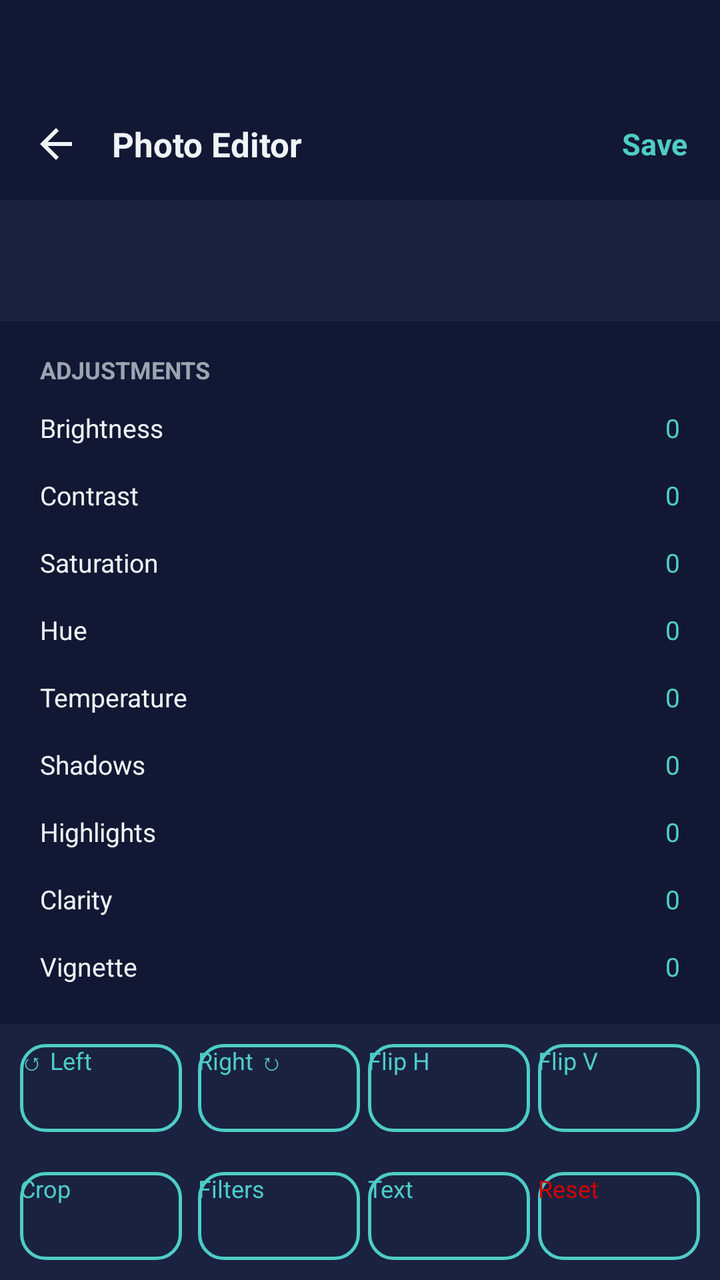
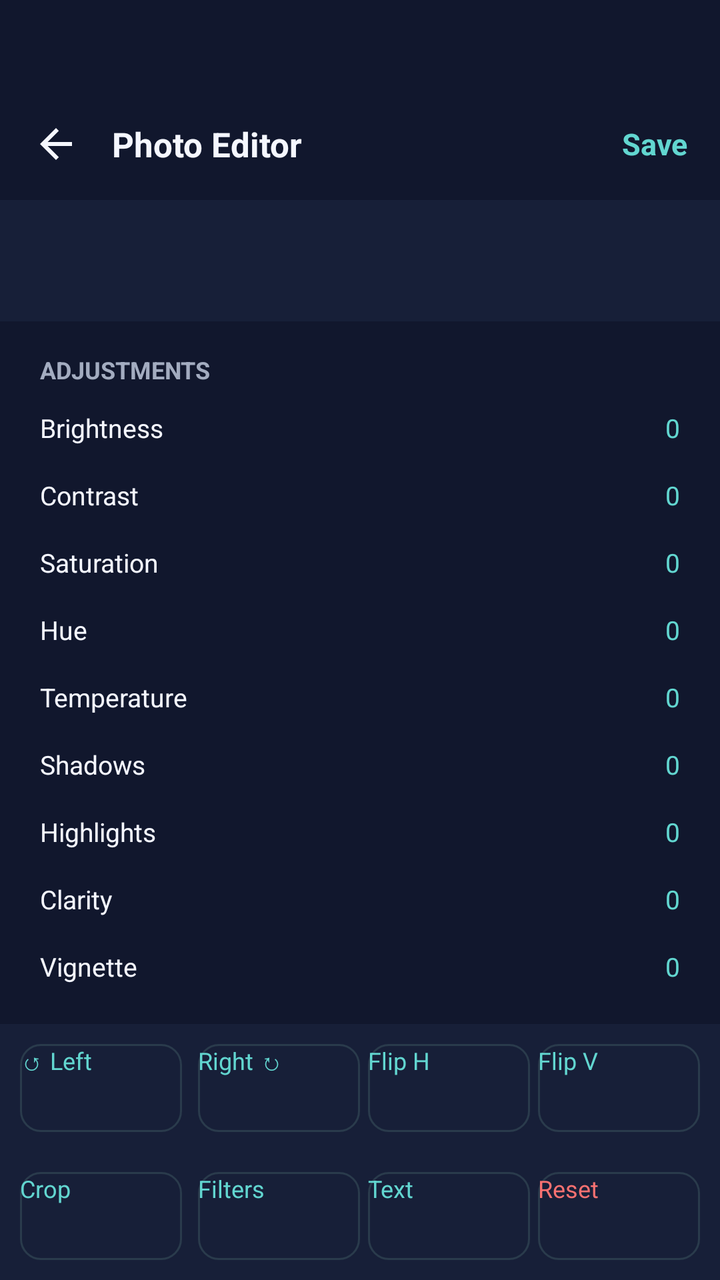

An Android layout rendered at two revisions. The XML below is the earlier revision; the diff shows what the commit changed to produce the second picture.
<!-- AndroidManifest.xml: application theme Theme.ArtrawFiles -->
<!-- res/layout/activity_image_editor.xml -->
<?xml version="1.0" encoding="utf-8"?>
<LinearLayout xmlns:android="http://schemas.android.com/apk/res/android"
    android:layout_width="match_parent"
    android:layout_height="match_parent"
    android:orientation="vertical"
    android:background="@color/aurora_background_deep">

    
    <LinearLayout
        android:layout_width="match_parent"
        android:layout_height="wrap_content"
        android:orientation="vertical"
        android:background="@color/aurora_background_surface">

        <View
            android:layout_width="match_parent"
            android:layout_height="44dp" />

        <RelativeLayout
            android:layout_width="match_parent"
            android:layout_height="56dp"
            android:paddingStart="8dp"
            android:paddingEnd="8dp">

            <ImageView
                android:id="@+id/btnEditorBack"
                android:layout_width="40dp"
                android:layout_height="40dp"
                android:layout_alignParentStart="true"
                android:layout_centerVertical="true"
                android:padding="8dp"
                android:background="@drawable/ripple_aurora"
                android:src="@drawable/ic_arrow_back"
                android:contentDescription="Back"
                android:tint="@color/aurora_text_primary" />

            <TextView
                android:layout_width="wrap_content"
                android:layout_height="wrap_content"
                android:layout_toEndOf="@id/btnEditorBack"
                android:layout_centerVertical="true"
                android:layout_marginStart="8dp"
                android:text="Photo Editor"
                android:textColor="@color/aurora_text_primary"
                android:textSize="17sp"
                android:textStyle="bold" />

            <TextView
                android:id="@+id/btnSave"
                android:layout_width="wrap_content"
                android:layout_height="wrap_content"
                android:layout_alignParentEnd="true"
                android:layout_centerVertical="true"
                android:padding="8dp"
                android:text="Save"
                android:textColor="@color/aurora_glow_teal"
                android:textSize="15sp"
                android:textStyle="bold" />
        </RelativeLayout>
    </LinearLayout>

    
    <ScrollView
        android:layout_width="match_parent"
        android:layout_height="0dp"
        android:layout_weight="1"
        android:fillViewport="true">

        <FrameLayout
            android:layout_width="match_parent"
            android:layout_height="wrap_content"
            android:background="@color/aurora_background_elevated"
            android:padding="8dp">

            <ImageView
                android:id="@+id/editorImageView"
                android:layout_width="match_parent"
                android:layout_height="wrap_content"
                android:adjustViewBounds="true"
                android:scaleType="fitCenter" />
        </FrameLayout>
    </ScrollView>

    
    <LinearLayout
        android:layout_width="match_parent"
        android:layout_height="wrap_content"
        android:orientation="vertical"
        android:background="@color/aurora_background_surface"
        android:padding="12dp">

        <TextView
            android:layout_width="match_parent"
            android:layout_height="wrap_content"
            android:text="Adjustments"
            android:textColor="@color/aurora_text_secondary"
            android:textSize="12sp"
            android:textStyle="bold"
            android:textAllCaps="true"
            android:paddingStart="8dp"
            android:paddingTop="4dp"
            android:paddingBottom="4dp" />

        
        <LinearLayout
            android:layout_width="match_parent"
            android:layout_height="wrap_content"
            android:orientation="horizontal"
            android:padding="8dp">

            <TextView
                android:layout_width="wrap_content"
                android:layout_height="wrap_content"
                android:text="Brightness"
                android:textColor="@color/aurora_text_primary"
                android:textSize="13sp"
                android:layout_gravity="center_vertical"
                android:layout_marginEnd="8dp" />

            <SeekBar
                android:id="@+id/sbBrightness"
                android:layout_width="0dp"
                android:layout_height="wrap_content"
                android:layout_weight="1"
                android:layout_gravity="center_vertical" />

            <TextView
                android:id="@+id/tvBrightnessVal"
                android:layout_width="wrap_content"
                android:layout_height="wrap_content"
                android:text="0"
                android:textColor="@color/aurora_glow_teal"
                android:textSize="13sp"
                android:layout_gravity="center_vertical"
                android:layout_marginStart="8dp" />
        </LinearLayout>

        <LinearLayout
            android:layout_width="match_parent"
            android:layout_height="wrap_content"
            android:orientation="horizontal"
            android:padding="8dp">

            <TextView
                android:layout_width="wrap_content"
                android:layout_height="wrap_content"
                android:text="Contrast"
                android:textColor="@color/aurora_text_primary"
                android:textSize="13sp"
                android:layout_gravity="center_vertical"
                android:layout_marginEnd="8dp" />

            <SeekBar
                android:id="@+id/sbContrast"
                android:layout_width="0dp"
                android:layout_height="wrap_content"
                android:layout_weight="1"
                android:layout_gravity="center_vertical" />

            <TextView
                android:id="@+id/tvContrastVal"
                android:layout_width="wrap_content"
                android:layout_height="wrap_content"
                android:text="0"
                android:textColor="@color/aurora_glow_teal"
                android:textSize="13sp"
                android:layout_gravity="center_vertical"
                android:layout_marginStart="8dp" />
        </LinearLayout>

        <LinearLayout
            android:layout_width="match_parent"
            android:layout_height="wrap_content"
            android:orientation="horizontal"
            android:padding="8dp">

            <TextView
                android:layout_width="wrap_content"
                android:layout_height="wrap_content"
                android:text="Saturation"
                android:textColor="@color/aurora_text_primary"
                android:textSize="13sp"
                android:layout_gravity="center_vertical"
                android:layout_marginEnd="8dp" />

            <SeekBar
                android:id="@+id/sbSaturation"
                android:layout_width="0dp"
                android:layout_height="wrap_content"
                android:layout_weight="1"
                android:layout_gravity="center_vertical" />

            <TextView
                android:id="@+id/tvSaturationVal"
                android:layout_width="wrap_content"
                android:layout_height="wrap_content"
                android:text="0"
                android:textColor="@color/aurora_glow_teal"
                android:textSize="13sp"
                android:layout_gravity="center_vertical"
                android:layout_marginStart="8dp" />
        </LinearLayout>

        <LinearLayout
            android:layout_width="match_parent"
            android:layout_height="wrap_content"
            android:orientation="horizontal"
            android:padding="8dp">

            <TextView
                android:layout_width="wrap_content"
                android:layout_height="wrap_content"
                android:text="Hue"
                android:textColor="@color/aurora_text_primary"
                android:textSize="13sp"
                android:layout_gravity="center_vertical"
                android:layout_marginEnd="8dp" />

            <SeekBar
                android:id="@+id/sbHue"
                android:layout_width="0dp"
                android:layout_height="wrap_content"
                android:layout_weight="1"
                android:layout_gravity="center_vertical" />

            <TextView
                android:id="@+id/tvHueVal"
                android:layout_width="wrap_content"
                android:layout_height="wrap_content"
                android:text="0"
                android:textColor="@color/aurora_glow_teal"
                android:textSize="13sp"
                android:layout_gravity="center_vertical"
                android:layout_marginStart="8dp" />
        </LinearLayout>

        <LinearLayout
            android:layout_width="match_parent"
            android:layout_height="wrap_content"
            android:orientation="horizontal"
            android:padding="8dp">

            <TextView
                android:layout_width="wrap_content"
                android:layout_height="wrap_content"
                android:text="Temperature"
                android:textColor="@color/aurora_text_primary"
                android:textSize="13sp"
                android:layout_gravity="center_vertical"
                android:layout_marginEnd="8dp" />

            <SeekBar
                android:id="@+id/sbTemperature"
                android:layout_width="0dp"
                android:layout_height="wrap_content"
                android:layout_weight="1"
                android:layout_gravity="center_vertical" />

            <TextView
                android:id="@+id/tvTemperatureVal"
                android:layout_width="wrap_content"
                android:layout_height="wrap_content"
                android:text="0"
                android:textColor="@color/aurora_glow_teal"
                android:textSize="13sp"
                android:layout_gravity="center_vertical"
                android:layout_marginStart="8dp" />
        </LinearLayout>

        <LinearLayout
            android:layout_width="match_parent"
            android:layout_height="wrap_content"
            android:orientation="horizontal"
            android:padding="8dp">

            <TextView
                android:layout_width="wrap_content"
                android:layout_height="wrap_content"
                android:text="Shadows"
                android:textColor="@color/aurora_text_primary"
                android:textSize="13sp"
                android:layout_gravity="center_vertical"
                android:layout_marginEnd="8dp" />

            <SeekBar
                android:id="@+id/sbShadows"
                android:layout_width="0dp"
                android:layout_height="wrap_content"
                android:layout_weight="1"
                android:layout_gravity="center_vertical" />

            <TextView
                android:id="@+id/tvShadowsVal"
                android:layout_width="wrap_content"
                android:layout_height="wrap_content"
                android:text="0"
                android:textColor="@color/aurora_glow_teal"
                android:textSize="13sp"
                android:layout_gravity="center_vertical"
                android:layout_marginStart="8dp" />
        </LinearLayout>

        <LinearLayout
            android:layout_width="match_parent"
            android:layout_height="wrap_content"
            android:orientation="horizontal"
            android:padding="8dp">

            <TextView
                android:layout_width="wrap_content"
                android:layout_height="wrap_content"
                android:text="Highlights"
                android:textColor="@color/aurora_text_primary"
                android:textSize="13sp"
                android:layout_gravity="center_vertical"
                android:layout_marginEnd="8dp" />

            <SeekBar
                android:id="@+id/sbHighlights"
                android:layout_width="0dp"
                android:layout_height="wrap_content"
                android:layout_weight="1"
                android:layout_gravity="center_vertical" />

            <TextView
                android:id="@+id/tvHighlightsVal"
                android:layout_width="wrap_content"
                android:layout_height="wrap_content"
                android:text="0"
                android:textColor="@color/aurora_glow_teal"
                android:textSize="13sp"
                android:layout_gravity="center_vertical"
                android:layout_marginStart="8dp" />
        </LinearLayout>

        <LinearLayout
            android:layout_width="match_parent"
            android:layout_height="wrap_content"
            android:orientation="horizontal"
            android:padding="8dp">

            <TextView
                android:layout_width="wrap_content"
                android:layout_height="wrap_content"
                android:text="Clarity"
                android:textColor="@color/aurora_text_primary"
                android:textSize="13sp"
                android:layout_gravity="center_vertical"
                android:layout_marginEnd="8dp" />

            <SeekBar
                android:id="@+id/sbClarity"
                android:layout_width="0dp"
                android:layout_height="wrap_content"
                android:layout_weight="1"
                android:layout_gravity="center_vertical" />

            <TextView
                android:id="@+id/tvClarityVal"
                android:layout_width="wrap_content"
                android:layout_height="wrap_content"
                android:text="0"
                android:textColor="@color/aurora_glow_teal"
                android:textSize="13sp"
                android:layout_gravity="center_vertical"
                android:layout_marginStart="8dp" />
        </LinearLayout>

        <LinearLayout
            android:layout_width="match_parent"
            android:layout_height="wrap_content"
            android:orientation="horizontal"
            android:padding="8dp">

            <TextView
                android:layout_width="wrap_content"
                android:layout_height="wrap_content"
                android:text="Vignette"
                android:textColor="@color/aurora_text_primary"
                android:textSize="13sp"
                android:layout_gravity="center_vertical"
                android:layout_marginEnd="8dp" />

            <SeekBar
                android:id="@+id/sbVignette"
                android:layout_width="0dp"
                android:layout_height="wrap_content"
                android:layout_weight="1"
                android:layout_gravity="center_vertical" />

            <TextView
                android:id="@+id/tvVignetteVal"
                android:layout_width="wrap_content"
                android:layout_height="wrap_content"
                android:text="0"
                android:textColor="@color/aurora_glow_teal"
                android:textSize="13sp"
                android:layout_gravity="center_vertical"
                android:layout_marginStart="8dp" />
        </LinearLayout>
    </LinearLayout>

    
    <LinearLayout
        android:layout_width="match_parent"
        android:layout_height="wrap_content"
        android:orientation="horizontal"
        android:background="@color/aurora_background_elevated"
        android:padding="10dp">

        <Button
            android:id="@+id/btnRotateLeft"
            android:layout_width="0dp"
            android:layout_height="44dp"
            android:layout_weight="1"
            android:layout_marginEnd="4dp"
            android:background="@drawable/bg_aurora_button_outlined"
            android:text="↺ Left"
            android:textColor="@color/aurora_primary"
            android:textSize="12sp" />

        <Button
            android:id="@+id/btnRotateRight"
            android:layout_width="0dp"
            android:layout_height="44dp"
            android:layout_weight="1"
            android:layout_marginStart="4dp"
            android:background="@drawable/bg_aurora_button_outlined"
            android:text="Right ↻"
            android:textColor="@color/aurora_primary"
            android:textSize="12sp" />

        <Button
            android:id="@+id/btnFlipH"
            android:layout_width="0dp"
            android:layout_height="44dp"
            android:layout_weight="1"
            android:layout_marginStart="4dp"
            android:background="@drawable/bg_aurora_button_outlined"
            android:text="Flip H"
            android:textColor="@color/aurora_primary"
            android:textSize="12sp" />

        <Button
            android:id="@+id/btnFlipV"
            android:layout_width="0dp"
            android:layout_height="44dp"
            android:layout_weight="1"
            android:layout_marginStart="4dp"
            android:background="@drawable/bg_aurora_button_outlined"
            android:text="Flip V"
            android:textColor="@color/aurora_primary"
            android:textSize="12sp" />
    </LinearLayout>

    <LinearLayout
        android:layout_width="match_parent"
        android:layout_height="wrap_content"
        android:orientation="horizontal"
        android:background="@color/aurora_background_elevated"
        android:padding="10dp">

        <Button
            android:id="@+id/btnCrop"
            android:layout_width="0dp"
            android:layout_height="44dp"
            android:layout_weight="1"
            android:layout_marginEnd="4dp"
            android:background="@drawable/bg_aurora_button_outlined"
            android:text="Crop"
            android:textColor="@color/aurora_primary"
            android:textSize="12sp" />

        <Button
            android:id="@+id/btnFilters"
            android:layout_width="0dp"
            android:layout_height="44dp"
            android:layout_weight="1"
            android:layout_marginStart="4dp"
            android:background="@drawable/bg_aurora_button_outlined"
            android:text="Filters"
            android:textColor="@color/aurora_primary"
            android:textSize="12sp" />

        <Button
            android:id="@+id/btnText"
            android:layout_width="0dp"
            android:layout_height="44dp"
            android:layout_weight="1"
            android:layout_marginStart="4dp"
            android:background="@drawable/bg_aurora_button_outlined"
            android:text="Text"
            android:textColor="@color/aurora_primary"
            android:textSize="12sp" />

        <Button
            android:id="@+id/btnReset"
            android:layout_width="0dp"
            android:layout_height="44dp"
            android:layout_weight="1"
            android:layout_marginStart="4dp"
            android:background="@drawable/bg_aurora_button_outlined"
            android:text="Reset"
            android:textColor="@color/aurora_error"
            android:textSize="12sp" />
    </LinearLayout>
</LinearLayout>
<!-- resources referenced by this layout -->
<resources>
  <color name="aurora_background_deep">#0A0E27</color>
  <color name="aurora_background_elevated">#1A2240</color>
  <color name="aurora_background_surface">#121833</color>
  <color name="aurora_error">#D50000</color>
  <color name="aurora_glow_teal">#4ECDC4</color>
  <color name="aurora_primary">#4ECDC4</color>
  <color name="aurora_text_primary">#F0F4F8</color>
  <color name="aurora_text_secondary">#9AA5B1</color>
  <!-- drawable bg_aurora_button_outlined (drawable) -->
  <?xml version="1.0" encoding="utf-8"?>
  <shape xmlns:android="http://schemas.android.com/apk/res/android"
      android:shape="rectangle">
      <solid android:color="@android:color/transparent" />
      <corners android:radius="12dp" />
      <stroke
          android:width="1.5dp"
          android:color="@color/aurora_primary" />
  </shape>
  <!-- drawable ic_arrow_back (drawable) -->
  <vector xmlns:android="http://schemas.android.com/apk/res/android"
      android:width="24dp"
      android:height="24dp"
      android:viewportWidth="24"
      android:viewportHeight="24">
      <path
          android:fillColor="#F0F2F5"
          android:pathData="M20,11H7.83l5.59,-5.59L12,4l-8,8 8,8 1.41,-1.41L7.83,13H20v-2z"/>
  </vector>
  <!-- drawable ripple_aurora (drawable) -->
  <?xml version="1.0" encoding="utf-8"?>
  <ripple xmlns:android="http://schemas.android.com/apk/res/android"
      android:color="@color/aurora_primary">
      <item android:id="@android:id/mask">
          <shape android:shape="rectangle">
              <solid android:color="@color/aurora_primary" />
              <corners android:radius="12dp" />
          </shape>
      </item>
  </ripple>
  <style name="Theme.ArtrawFiles">
          <item name="android:colorPrimary">@color/aurora_primary</item>
          <item name="android:colorPrimaryDark">@color/aurora_glow_teal</item>
          <item name="android:colorAccent">@color/aurora_glow_cyan</item>
          <item name="android:windowBackground">@color/aurora_background_deep</item>
          <item name="android:colorBackground">@color/aurora_background_deep</item>
          <item name="android:windowDrawsSystemBarBackgrounds">true</item>
          <item name="android:statusBarColor">@android:color/transparent</item>
          <item name="android:navigationBarColor">@android:color/transparent</item>
          <item name="android:windowLightStatusBar">false</item>
      </style>
  <color name="aurora_glow_cyan">#00B4D8</color>
</resources>

<!-- the commit's change to res/layout/activity_image_editor.xml (unified diff, before → after) -->
@@ -53,7 +53,7 @@
                 android:layout_centerVertical="true"
                 android:padding="8dp"
                 android:text="Save"
-                android:textColor="@color/aurora_glow_teal"
+                android:textColor="@color/aurora_primary"
                 android:textSize="15sp"
                 android:textStyle="bold" />
         </RelativeLayout>
@@ -129,7 +129,7 @@
                 android:layout_width="wrap_content"
                 android:layout_height="wrap_content"
                 android:text="0"
-                android:textColor="@color/aurora_glow_teal"
+                android:textColor="@color/aurora_primary"
                 android:textSize="13sp"
                 android:layout_gravity="center_vertical"
                 android:layout_marginStart="8dp" />
@@ -162,7 +162,7 @@
                 android:layout_width="wrap_content"
                 android:layout_height="wrap_content"
                 android:text="0"
-                android:textColor="@color/aurora_glow_teal"
+                android:textColor="@color/aurora_primary"
                 android:textSize="13sp"
                 android:layout_gravity="center_vertical"
                 android:layout_marginStart="8dp" />
@@ -195,7 +195,7 @@
                 android:layout_width="wrap_content"
                 android:layout_height="wrap_content"
                 android:text="0"
-                android:textColor="@color/aurora_glow_teal"
+                android:textColor="@color/aurora_primary"
                 android:textSize="13sp"
                 android:layout_gravity="center_vertical"
                 android:layout_marginStart="8dp" />
@@ -228,7 +228,7 @@
                 android:layout_width="wrap_content"
                 android:layout_height="wrap_content"
                 android:text="0"
-                android:textColor="@color/aurora_glow_teal"
+                android:textColor="@color/aurora_primary"
                 android:textSize="13sp"
                 android:layout_gravity="center_vertical"
                 android:layout_marginStart="8dp" />
@@ -261,7 +261,7 @@
                 android:layout_width="wrap_content"
                 android:layout_height="wrap_content"
                 android:text="0"
-                android:textColor="@color/aurora_glow_teal"
+                android:textColor="@color/aurora_primary"
                 android:textSize="13sp"
                 android:layout_gravity="center_vertical"
                 android:layout_marginStart="8dp" />
@@ -294,7 +294,7 @@
                 android:layout_width="wrap_content"
                 android:layout_height="wrap_content"
                 android:text="0"
-                android:textColor="@color/aurora_glow_teal"
+                android:textColor="@color/aurora_primary"
                 android:textSize="13sp"
                 android:layout_gravity="center_vertical"
                 android:layout_marginStart="8dp" />
@@ -327,7 +327,7 @@
                 android:layout_width="wrap_content"
                 android:layout_height="wrap_content"
                 android:text="0"
-                android:textColor="@color/aurora_glow_teal"
+                android:textColor="@color/aurora_primary"
                 android:textSize="13sp"
                 android:layout_gravity="center_vertical"
                 android:layout_marginStart="8dp" />
@@ -360,7 +360,7 @@
                 android:layout_width="wrap_content"
                 android:layout_height="wrap_content"
                 android:text="0"
-                android:textColor="@color/aurora_glow_teal"
+                android:textColor="@color/aurora_primary"
                 android:textSize="13sp"
                 android:layout_gravity="center_vertical"
                 android:layout_marginStart="8dp" />
@@ -393,7 +393,7 @@
                 android:layout_width="wrap_content"
                 android:layout_height="wrap_content"
                 android:text="0"
-                android:textColor="@color/aurora_glow_teal"
+                android:textColor="@color/aurora_primary"
                 android:textSize="13sp"
                 android:layout_gravity="center_vertical"
                 android:layout_marginStart="8dp" />
<!-- resource entries referenced after the edit -->
@@ -1,22 +1,21 @@
 <!-- resources referenced by this layout -->
 <resources>
-  <color name="aurora_background_deep">#0A0E27</color>
-  <color name="aurora_background_elevated">#1A2240</color>
-  <color name="aurora_background_surface">#121833</color>
-  <color name="aurora_error">#D50000</color>
-  <color name="aurora_glow_teal">#4ECDC4</color>
-  <color name="aurora_primary">#4ECDC4</color>
-  <color name="aurora_text_primary">#F0F4F8</color>
-  <color name="aurora_text_secondary">#9AA5B1</color>
+  <color name="aurora_background_deep">#080B14</color>
+  <color name="aurora_background_elevated">#171F38</color>
+  <color name="aurora_background_surface">#11172D</color>
+  <color name="aurora_error">#F87171</color>
+  <color name="aurora_primary">#62D6D0</color>
+  <color name="aurora_text_primary">#F5F7FF</color>
+  <color name="aurora_text_secondary">#A3ACC0</color>
   <!-- drawable bg_aurora_button_outlined (drawable) -->
   <?xml version="1.0" encoding="utf-8"?>
   <shape xmlns:android="http://schemas.android.com/apk/res/android"
       android:shape="rectangle">
       <solid android:color="@android:color/transparent" />
-      <corners android:radius="12dp" />
+      <corners android:radius="10dp" />
       <stroke
-          android:width="1.5dp"
-          android:color="@color/aurora_primary" />
+          android:width="1dp"
+          android:color="@color/aurora_outline" />
   </shape>
   <!-- drawable ic_arrow_back (drawable) -->
   <vector xmlns:android="http://schemas.android.com/apk/res/android"
@@ -31,18 +30,18 @@
   <!-- drawable ripple_aurora (drawable) -->
   <?xml version="1.0" encoding="utf-8"?>
   <ripple xmlns:android="http://schemas.android.com/apk/res/android"
-      android:color="@color/aurora_primary">
+      android:color="#3362D6D0">
       <item android:id="@android:id/mask">
           <shape android:shape="rectangle">
               <solid android:color="@color/aurora_primary" />
-              <corners android:radius="12dp" />
+              <corners android:radius="10dp" />
           </shape>
       </item>
   </ripple>
   <style name="Theme.ArtrawFiles">
           <item name="android:colorPrimary">@color/aurora_primary</item>
-          <item name="android:colorPrimaryDark">@color/aurora_glow_teal</item>
-          <item name="android:colorAccent">@color/aurora_glow_cyan</item>
+          <item name="android:colorPrimaryDark">@color/aurora_primary</item>
+          <item name="android:colorAccent">@color/aurora_secondary</item>
           <item name="android:windowBackground">@color/aurora_background_deep</item>
           <item name="android:colorBackground">@color/aurora_background_deep</item>
           <item name="android:windowDrawsSystemBarBackgrounds">true</item>
@@ -50,6 +49,7 @@
           <item name="android:navigationBarColor">@android:color/transparent</item>
           <item name="android:windowLightStatusBar">false</item>
       </style>
-  <color name="aurora_glow_cyan">#00B4D8</color>
+  <color name="aurora_outline">#2A3B4C</color>
+  <color name="aurora_secondary">#8B5CF6</color>
 </resources>
 
